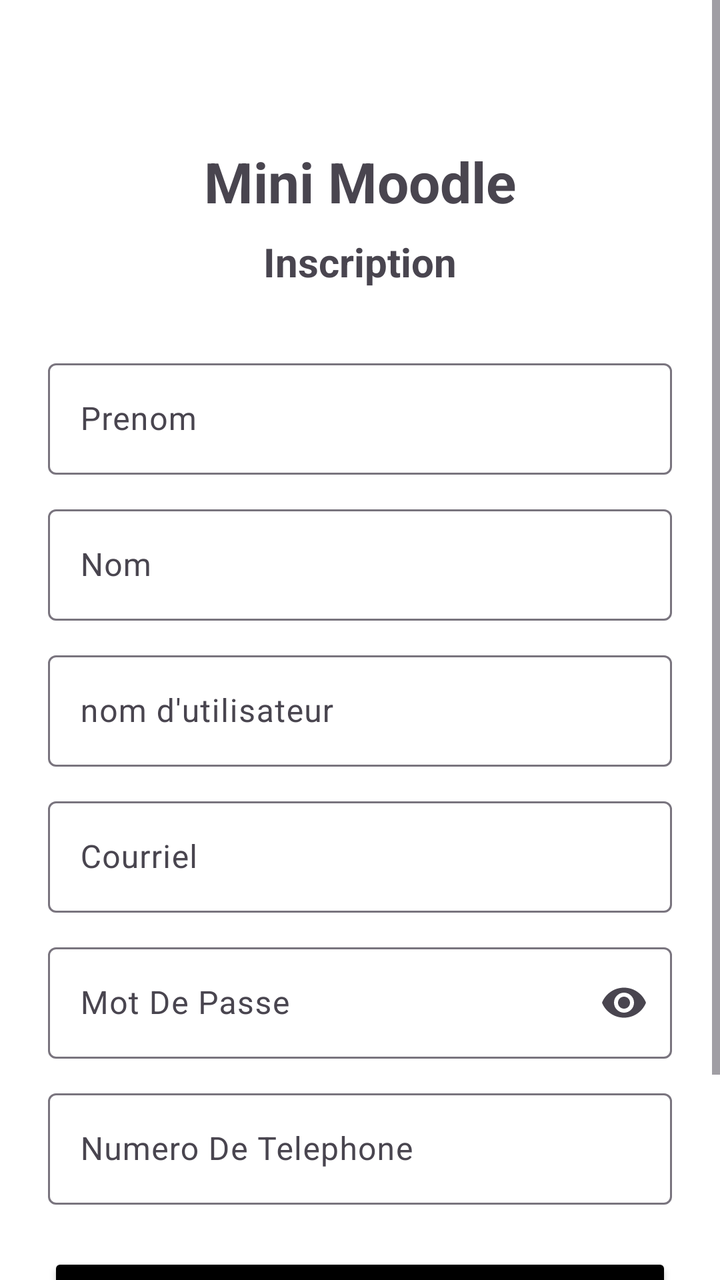
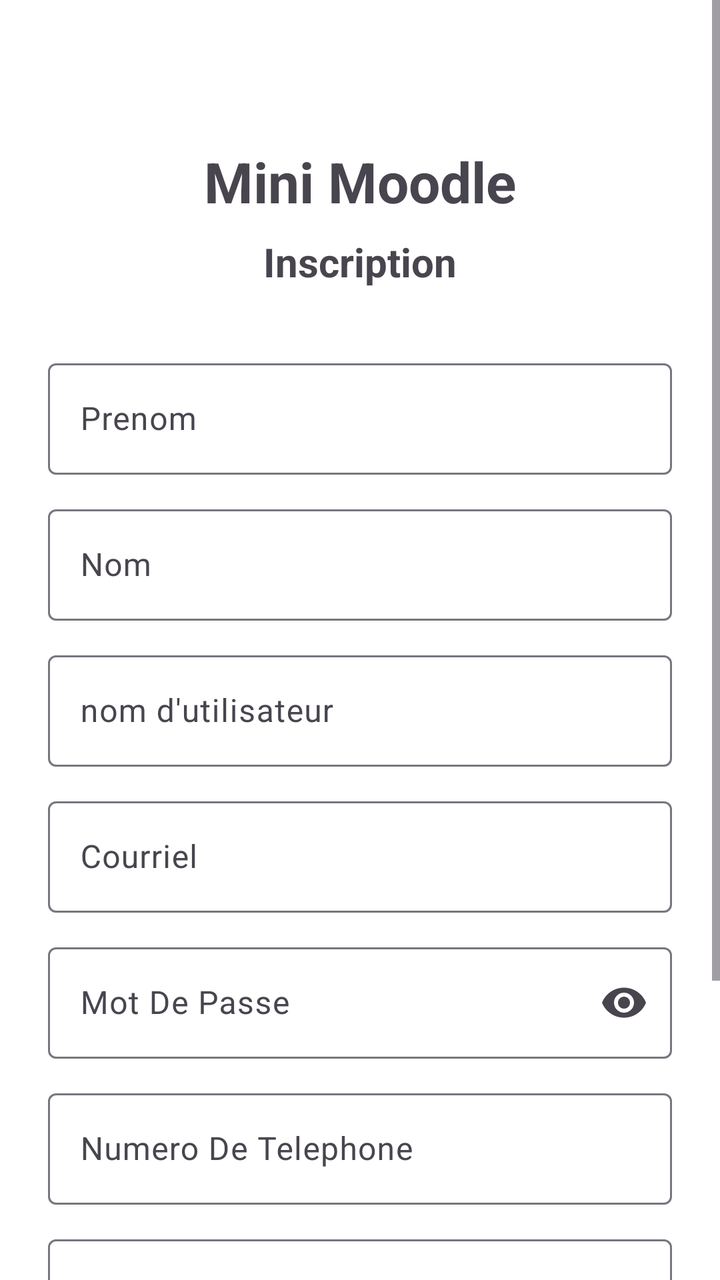

An Android layout rendered at two revisions. The XML below is the earlier revision; the diff shows what the commit changed to produce the second picture.
<!-- AndroidManifest.xml: application theme Theme.MiniMoodle -->
<!-- res/layout/activity_inscription.xml -->
<?xml version="1.0" encoding="utf-8"?>
<ScrollView xmlns:android="http://schemas.android.com/apk/res/android"
    xmlns:app="http://schemas.android.com/apk/res-auto"
    android:id="@+id/main"
    android:layout_width="match_parent"
    android:layout_height="match_parent"
    android:background="#FFFFFF">

    <LinearLayout
        android:layout_width="match_parent"
        android:layout_height="wrap_content"
        android:orientation="vertical"
        android:padding="24dp"
        android:gravity="center_horizontal">

        <TextView
            android:layout_width="wrap_content"
            android:layout_height="wrap_content"
            android:text="@string/mini_moodle"
            android:textSize="28sp"
            android:textStyle="bold"
            android:layout_marginTop="48dp" />

        <TextView
            android:id="@+id/tvInscription"
            android:layout_width="wrap_content"
            android:layout_height="wrap_content"
            android:text="@string/inscription"
            android:textSize="20sp"
            android:textStyle="bold"
            android:layout_marginTop="8dp"
            android:layout_marginBottom="32dp" />

        <com.google.android.material.textfield.TextInputLayout
            android:layout_width="match_parent"
            android:layout_height="wrap_content"
            android:hint="@string/prenom"
            style="@style/Widget.Material3.TextInputLayout.OutlinedBox">

            <com.google.android.material.textfield.TextInputEditText
                android:id="@+id/etInscriptionPrenom"
                android:layout_width="match_parent"
                android:layout_height="wrap_content"
                android:inputType="textPersonName"
                android:autofillHints="name" />

        </com.google.android.material.textfield.TextInputLayout>

        <com.google.android.material.textfield.TextInputLayout
            android:layout_width="match_parent"
            android:layout_height="wrap_content"
            android:hint="@string/nom"
            android:layout_marginTop="12dp"
            style="@style/Widget.Material3.TextInputLayout.OutlinedBox">

            <com.google.android.material.textfield.TextInputEditText
                android:id="@+id/etInscriptionNom"
                android:layout_width="match_parent"
                android:layout_height="wrap_content"
                android:inputType="textPersonName"
                android:autofillHints="familyName" />

        </com.google.android.material.textfield.TextInputLayout>

        <com.google.android.material.textfield.TextInputLayout
            android:layout_width="match_parent"
            android:layout_height="wrap_content"
            android:hint="@string/nom_d_utilisateur"
            android:layout_marginTop="12dp"
            style="@style/Widget.Material3.TextInputLayout.OutlinedBox">

            <com.google.android.material.textfield.TextInputEditText
                android:id="@+id/etInscriptionUsername"
                android:layout_width="match_parent"
                android:layout_height="wrap_content"
                android:inputType="text"
                android:autofillHints="username" />

        </com.google.android.material.textfield.TextInputLayout>

        <com.google.android.material.textfield.TextInputLayout
            android:layout_width="match_parent"
            android:layout_height="wrap_content"
            android:hint="@string/courriel"
            android:layout_marginTop="12dp"
            style="@style/Widget.Material3.TextInputLayout.OutlinedBox">

            <com.google.android.material.textfield.TextInputEditText
                android:id="@+id/etInscriptionCourriel"
                android:layout_width="match_parent"
                android:layout_height="wrap_content"
                android:inputType="textEmailAddress"
                android:autofillHints="emailAddress" />

        </com.google.android.material.textfield.TextInputLayout>

        <com.google.android.material.textfield.TextInputLayout
            android:layout_width="match_parent"
            android:layout_height="wrap_content"
            android:hint="@string/mot_de_passe"
            android:layout_marginTop="12dp"
            app:endIconMode="password_toggle"
            style="@style/Widget.Material3.TextInputLayout.OutlinedBox">

            <com.google.android.material.textfield.TextInputEditText
                android:id="@+id/etInscriptionMotDePasse"
                android:layout_width="match_parent"
                android:layout_height="wrap_content"
                android:inputType="textPassword"
                android:autofillHints="newPassword" />

        </com.google.android.material.textfield.TextInputLayout>

        <com.google.android.material.textfield.TextInputLayout
            android:layout_width="match_parent"
            android:layout_height="wrap_content"
            android:hint="@string/numero_de_telephone"
            android:layout_marginTop="12dp"
            style="@style/Widget.Material3.TextInputLayout.OutlinedBox">

            <com.google.android.material.textfield.TextInputEditText
                android:id="@+id/etInscriptionNumeroTelephone"
                android:layout_width="match_parent"
                android:layout_height="wrap_content"
                android:inputType="phone"
                android:autofillHints="phoneNumber" />

        </com.google.android.material.textfield.TextInputLayout>

        <Button
            android:id="@+id/btnInscriptionInscrire"
            android:layout_width="match_parent"
            android:layout_height="wrap_content"
            android:text="@string/s_inscrire"
            android:backgroundTint="#000000"
            android:layout_marginTop="24dp" />

        <LinearLayout
            android:layout_width="match_parent"
            android:layout_height="wrap_content"
            android:orientation="horizontal"
            android:gravity="center"
            android:layout_marginTop="16dp">

            <TextView
                android:id="@+id/tvDejaCompte"
                android:layout_width="wrap_content"
                android:layout_height="wrap_content"
                android:text="@string/vous_avez_deja_un_account" />

            <Button
                android:id="@+id/btnInscriptionConnection"
                android:layout_width="wrap_content"
                android:layout_height="wrap_content"
                android:text="@string/se_connecter"
                android:backgroundTint="#000000"
                android:layout_marginStart="8dp" />

        </LinearLayout>

    </LinearLayout>
</ScrollView>
<!-- resources referenced by this layout -->
<resources>
  <string name="courriel">Courriel</string>
  <string name="inscription">Inscription</string>
  <string name="mini_moodle">Mini Moodle</string>
  <string name="mot_de_passe">Mot De Passe</string>
  <string name="nom">Nom</string>
  <string name="nom_d_utilisateur">nom d\'utilisateur</string>
  <string name="numero_de_telephone">Numero De Telephone</string>
  <string name="prenom">Prenom</string>
  <string name="s_inscrire">S\'inscrire</string>
  <string name="se_connecter">Se Connecter</string>
  <string name="vous_avez_deja_un_account">Vous Avez Deja un Account ?</string>
  <style name="Theme.MiniMoodle" parent="Base.Theme.MiniMoodle" />
  <style name="Base.Theme.MiniMoodle" parent="Theme.Material3.DayNight.NoActionBar">
          
          
      </style>
</resources>

<!-- the commit's change to res/layout/activity_inscription.xml (unified diff, before → after) -->
@@ -127,6 +127,22 @@
 
         </com.google.android.material.textfield.TextInputLayout>
 
+        <com.google.android.material.textfield.TextInputLayout
+            android:layout_width="match_parent"
+            android:layout_height="wrap_content"
+            android:hint="URL de la photo de profil (optionnel)"
+            android:layout_marginTop="12dp"
+            style="@style/Widget.Material3.TextInputLayout.OutlinedBox">
+
+            <com.google.android.material.textfield.TextInputEditText
+                android:id="@+id/etInscriptionPhotoUrl"
+                android:layout_width="match_parent"
+                android:layout_height="wrap_content"
+                android:inputType="textUri"
+                android:imeOptions="actionDone" />
+
+        </com.google.android.material.textfield.TextInputLayout>
+
         <Button
             android:id="@+id/btnInscriptionInscrire"
             android:layout_width="match_parent"
<!-- resource entries referenced after the edit -->
@@ -13,8 +13,10 @@
   <string name="vous_avez_deja_un_account">Vous Avez Deja un Account ?</string>
   <style name="Theme.MiniMoodle" parent="Base.Theme.MiniMoodle" />
   <style name="Base.Theme.MiniMoodle" parent="Theme.Material3.DayNight.NoActionBar">
-          
-          
+          <item name="colorPrimary">#000000</item>
+          <item name="colorOnPrimary">#FFFFFF</item>
+          <item name="colorPrimaryContainer">#222222</item>
+          <item name="colorOnPrimaryContainer">#FFFFFF</item>
       </style>
 </resources>
 
